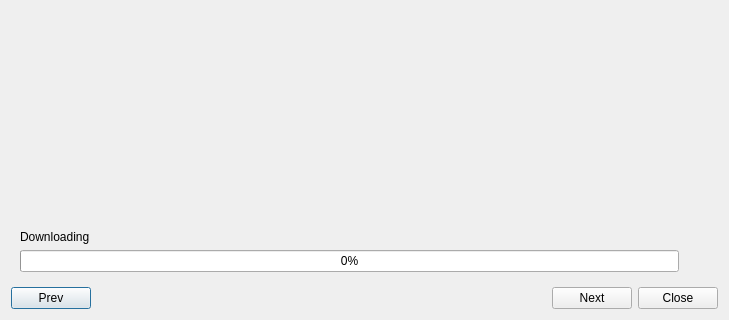
nsidc/qgreenland-plugin, file qgreenland_dialog_base.ui: the form before one commit; both pictures show x 0 to 729 and y 326 to 646 of the 729 by 646 pixel window.
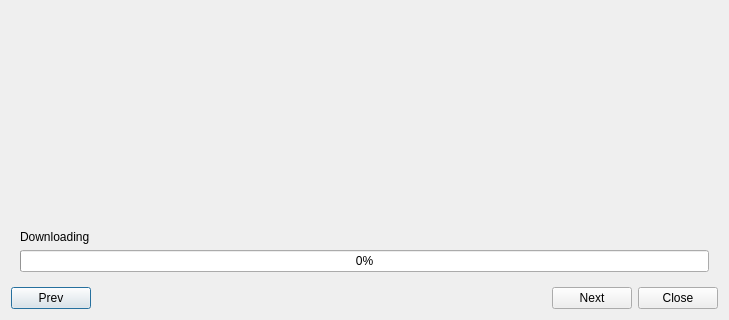
The form after the commit. The open tabs and pages were chosen to show the change.

Commit message:
Put the real URL where to download the data (#18)
* change the url with the real url of the server

* shrink the download bar to full width

The edit to the form file:
```diff
--- a/qgreenland_dialog_base.ui
+++ b/qgreenland_dialog_base.ui
@@ -233,13 +233,6 @@
          </property>
         </widget>
        </item>
-       <item row="6" column="0" colspan="2">
-        <widget class="QProgressBar" name="progressBar">
-         <property name="value">
-          <number>0</number>
-         </property>
-        </widget>
-       </item>
        <item row="5" column="0" colspan="3">
         <widget class="QLabel" name="download_label">
          <property name="text">
@@ -247,6 +240,13 @@
          </property>
         </widget>
        </item>
+       <item row="6" column="0" colspan="3">
+        <widget class="QProgressBar" name="progressBar">
+         <property name="value">
+          <number>0</number>
+         </property>
+        </widget>
+       </item>
       </layout>
      </widget>
     </widget>
```
The commit also changes 1 other file.
